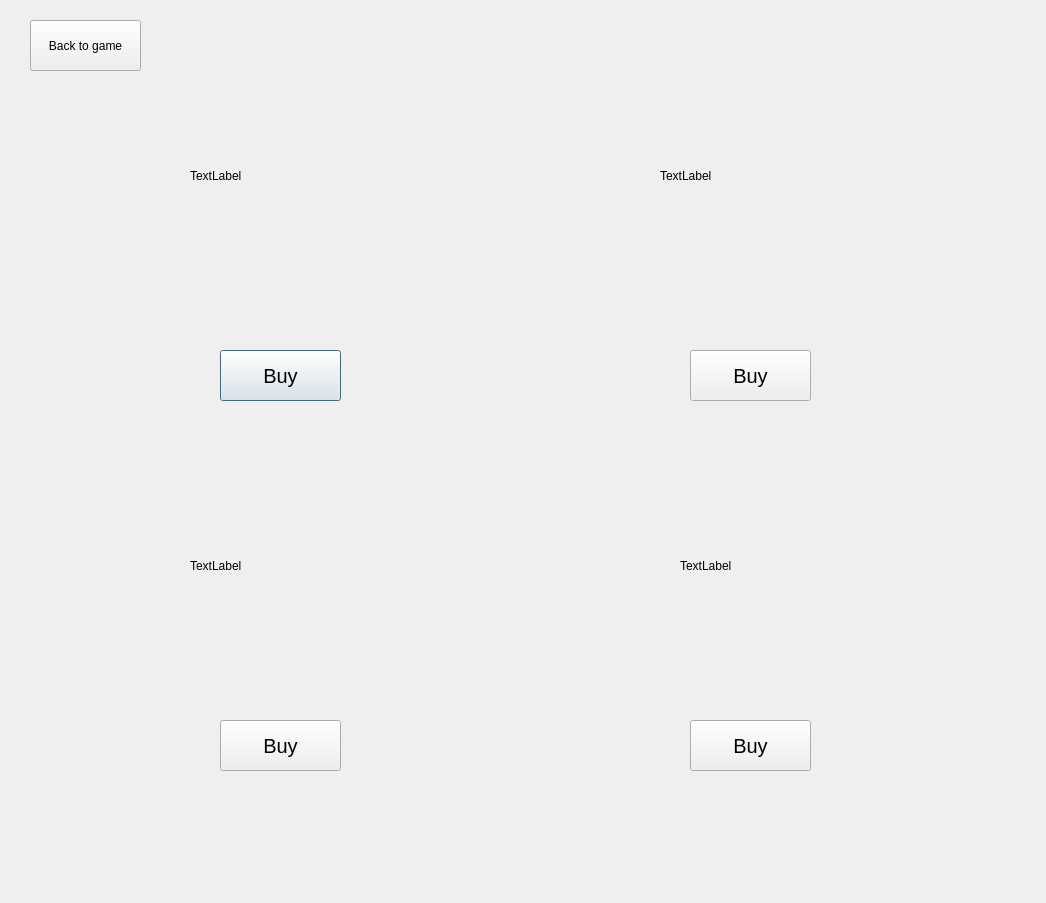
Before: the Qt Designer form shop.ui in Saif-Hashish/TowerDefenseGame, drawn with Qt 5.
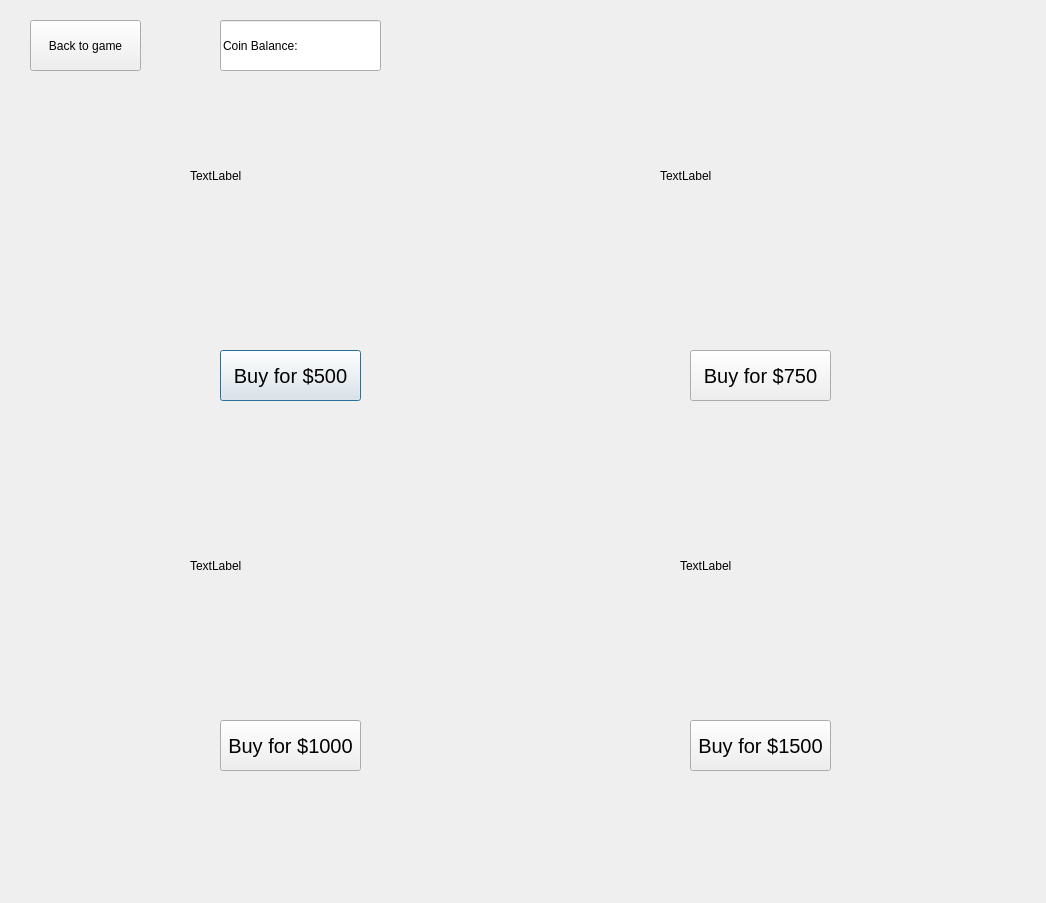
After: the same form once the commit is applied.

Diff of the .ui file:
```diff
--- a/shop.ui
+++ b/shop.ui
@@ -18,7 +18,7 @@
     <rect>
      <x>220</x>
      <y>350</y>
-     <width>121</width>
+     <width>141</width>
      <height>51</height>
     </rect>
    </property>
@@ -28,7 +28,7 @@
     </font>
    </property>
    <property name="text">
-    <string>Buy</string>
+    <string>Buy for $500</string>
    </property>
   </widget>
   <widget class="QLabel" name="cannon">
@@ -88,7 +88,7 @@
     <rect>
      <x>690</x>
      <y>350</y>
-     <width>121</width>
+     <width>141</width>
      <height>51</height>
     </rect>
    </property>
@@ -98,7 +98,7 @@
     </font>
    </property>
    <property name="text">
-    <string>Buy</string>
+    <string>Buy for $750</string>
    </property>
   </widget>
   <widget class="QPushButton" name="teslabuy">
@@ -106,7 +106,7 @@
     <rect>
      <x>690</x>
      <y>720</y>
-     <width>121</width>
+     <width>141</width>
      <height>51</height>
     </rect>
    </property>
@@ -116,7 +116,7 @@
     </font>
    </property>
    <property name="text">
-    <string>Buy</string>
+    <string>Buy for $1500</string>
    </property>
   </widget>
   <widget class="QPushButton" name="xbowbuy">
@@ -124,7 +124,7 @@
     <rect>
      <x>220</x>
      <y>720</y>
-     <width>121</width>
+     <width>141</width>
      <height>51</height>
     </rect>
    </property>
@@ -134,7 +134,7 @@
     </font>
    </property>
    <property name="text">
-    <string>Buy</string>
+    <string>Buy for $1000</string>
    </property>
   </widget>
   <widget class="QPushButton" name="back">
@@ -150,6 +150,19 @@
     <string>Back to game</string>
    </property>
   </widget>
+  <widget class="QLineEdit" name="coinbalance">
+   <property name="geometry">
+    <rect>
+     <x>220</x>
+     <y>20</y>
+     <width>161</width>
+     <height>51</height>
+    </rect>
+   </property>
+   <property name="text">
+    <string>Coin Balance: </string>
+   </property>
+  </widget>
  </widget>
  <resources/>
  <connections/>
```
